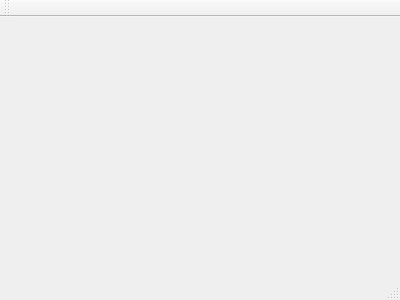
Above: mainwindow.ui from Dropsoon/ArduinoDeskControlTest before the change. Below: the same form after it.
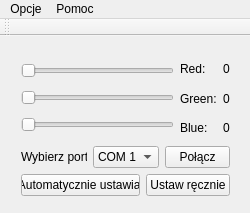
That is the form after the change.

What changed in the file:
```diff
--- a/mainwindow.ui
+++ b/mainwindow.ui
@@ -1,24 +1,239 @@
 <ui version="4.0">
  <class>MainWindow</class>
- <widget class="QMainWindow" name="MainWindow" >
-  <property name="geometry" >
+ <widget class="QMainWindow" name="MainWindow">
+  <property name="geometry">
    <rect>
     <x>0</x>
     <y>0</y>
-    <width>400</width>
-    <height>300</height>
+    <width>250</width>
+    <height>213</height>
    </rect>
   </property>
   <property name="windowTitle" >
    <string>MainWindow</string>
   </property>
-  <widget class="QMenuBar" name="menuBar" />
-  <widget class="QToolBar" name="mainToolBar" />
-  <widget class="QWidget" name="centralWidget" />
-  <widget class="QStatusBar" name="statusBar" />
+  <widget class="QWidget" name="centralWidget">
+   <widget class="QWidget" name="verticalLayoutWidget_4">
+    <property name="geometry">
+     <rect>
+      <x>10</x>
+      <y>10</y>
+      <width>231</width>
+      <height>161</height>
+     </rect>
+    </property>
+    <layout class="QVBoxLayout" name="All">
+     <item>
+      <layout class="QHBoxLayout" name="RGBChose">
+       <item>
+        <layout class="QVBoxLayout" name="Sliders">
+         <item>
+          <widget class="QSlider" name="sRed">
+           <property name="maximum">
+            <number>256</number>
+           </property>
+           <property name="orientation">
+            <enum>Qt::Horizontal</enum>
+           </property>
+          </widget>
+         </item>
+         <item>
+          <widget class="QSlider" name="sGreen">
+           <property name="maximum">
+            <number>256</number>
+           </property>
+           <property name="orientation">
+            <enum>Qt::Horizontal</enum>
+           </property>
+          </widget>
+         </item>
+         <item>
+          <widget class="QSlider" name="sBlue">
+           <property name="maximum">
+            <number>256</number>
+           </property>
+           <property name="orientation">
+            <enum>Qt::Horizontal</enum>
+           </property>
+          </widget>
+         </item>
+        </layout>
+       </item>
+       <item>
+        <layout class="QVBoxLayout" name="Names">
+         <item>
+          <widget class="QLabel" name="lRed">
+           <property name="text">
+            <string>Red:</string>
+           </property>
+          </widget>
+         </item>
+         <item>
+          <widget class="QLabel" name="lGreen">
+           <property name="text">
+            <string>Green:</string>
+           </property>
+          </widget>
+         </item>
+         <item>
+          <widget class="QLabel" name="lBlue">
+           <property name="text">
+            <string>Blue:</string>
+           </property>
+          </widget>
+         </item>
+        </layout>
+       </item>
+       <item>
+        <layout class="QVBoxLayout" name="Values">
+         <item>
+          <widget class="QLabel" name="lRedVal">
+           <property name="text">
+            <string>0</string>
+           </property>
+          </widget>
+         </item>
+         <item>
+          <widget class="QLabel" name="lGreenVal">
+           <property name="text">
+            <string>0</string>
+           </property>
+          </widget>
+         </item>
+         <item>
+          <widget class="QLabel" name="lBlueVal">
+           <property name="text">
+            <string>0</string>
+           </property>
+          </widget>
+         </item>
+        </layout>
+       </item>
+      </layout>
+     </item>
+     <item>
+      <layout class="QHBoxLayout" name="Connect">
+       <item>
+        <widget class="QLabel" name="lSelectPort">
+         <property name="text">
+          <string>Wybierz port:</string>
+         </property>
+         <property name="scaledContents">
+          <bool>false</bool>
+         </property>
+        </widget>
+       </item>
+       <item>
+        <widget class="QComboBox" name="cPort">
+         <item>
+          <property name="text">
+           <string>COM 1</string>
+          </property>
+         </item>
+         <item>
+          <property name="text">
+           <string>COM 2</string>
+          </property>
+         </item>
+         <item>
+          <property name="text">
+           <string>COM 3</string>
+          </property>
+         </item>
+        </widget>
+       </item>
+       <item>
+        <widget class="QPushButton" name="bConnect">
+         <property name="text">
+          <string>Połącz</string>
+         </property>
+        </widget>
+       </item>
+      </layout>
+     </item>
+     <item>
+      <layout class="QHBoxLayout" name="Upload">
+       <item>
+        <widget class="QPushButton" name="bAutoUpload">
+         <property name="text">
+          <string>Automatycznie ustawiaj</string>
+         </property>
+        </widget>
+       </item>
+       <item>
+        <widget class="QPushButton" name="bManualUpload">
+         <property name="text">
+          <string>Ustaw ręcznie</string>
+         </property>
+        </widget>
+       </item>
+      </layout>
+     </item>
+    </layout>
+   </widget>
+  </widget>
+  <widget class="QMenuBar" name="menuBar">
+   <property name="geometry">
+    <rect>
+     <x>0</x>
+     <y>0</y>
+     <width>250</width>
+     <height>21</height>
+    </rect>
+   </property>
+   <widget class="QMenu" name="menuOpcje">
+    <property name="title">
+     <string>Opcje</string>
+    </property>
+    <addaction name="actionUstawienia"/>
+    <addaction name="actionWyj_cie"/>
+   </widget>
+   <widget class="QMenu" name="menuPomoc">
+    <property name="title">
+     <string>Pomoc</string>
+    </property>
+    <addaction name="actionPomoc_techniczna"/>
+    <addaction name="actionO_programie"/>
+    <addaction name="actionO_autorze"/>
+   </widget>
+   <addaction name="menuOpcje"/>
+   <addaction name="menuPomoc"/>
+  </widget>
+  <widget class="QToolBar" name="mainToolBar">
+   <attribute name="toolBarArea">
+    <enum>TopToolBarArea</enum>
+   </attribute>
+   <attribute name="toolBarBreak">
+    <bool>false</bool>
+   </attribute>
+  </widget>
+  <action name="actionUstawienia">
+   <property name="text">
+    <string>Ustawienia</string>
+   </property>
+  </action>
+  <action name="actionWyj_cie">
+   <property name="text">
+    <string>Wyjście</string>
+   </property>
+  </action>
+  <action name="actionPomoc_techniczna">
+   <property name="text">
+    <string>Pomoc techniczna</string>
+   </property>
+  </action>
+  <action name="actionO_programie">
+   <property name="text">
+    <string>O programie</string>
+   </property>
+  </action>
+  <action name="actionO_autorze">
+   <property name="text">
+    <string>O autorze</string>
+   </property>
+  </action>
  </widget>
- <layoutDefault spacing="6" margin="11" />
- <pixmapfunction></pixmapfunction>
+ <layoutdefault spacing="6" margin="11"/>
  <resources/>
  <connections/>
 </ui>
```
Left out of the diff: 56 changed lines with no effect on the pictures.
